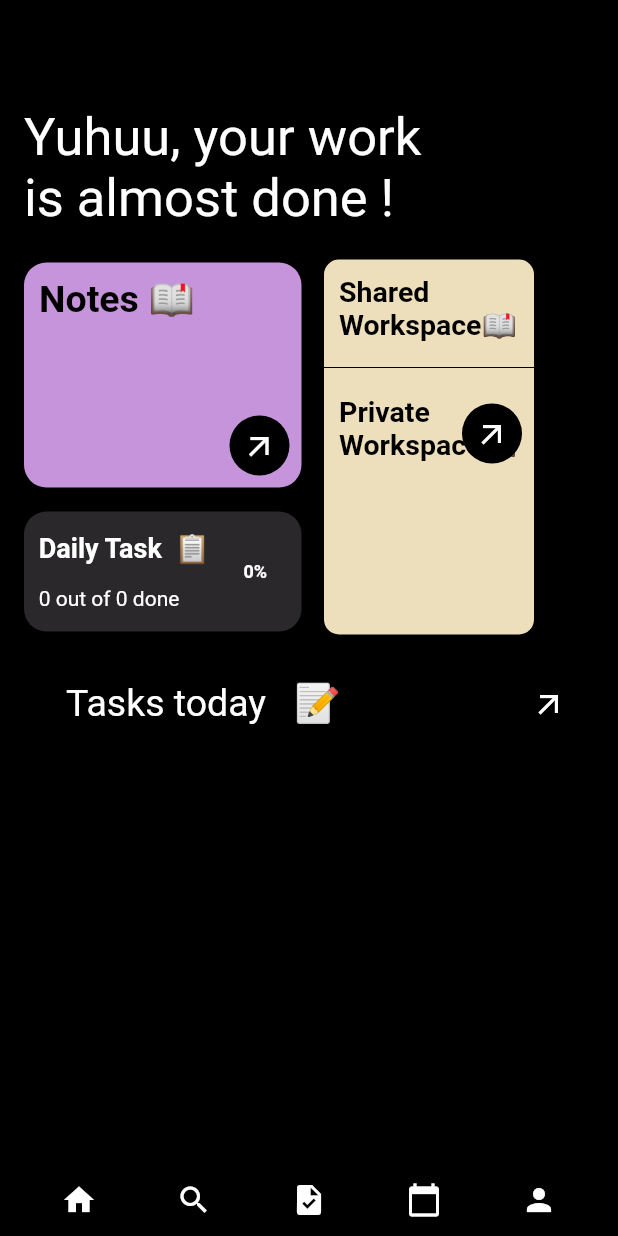
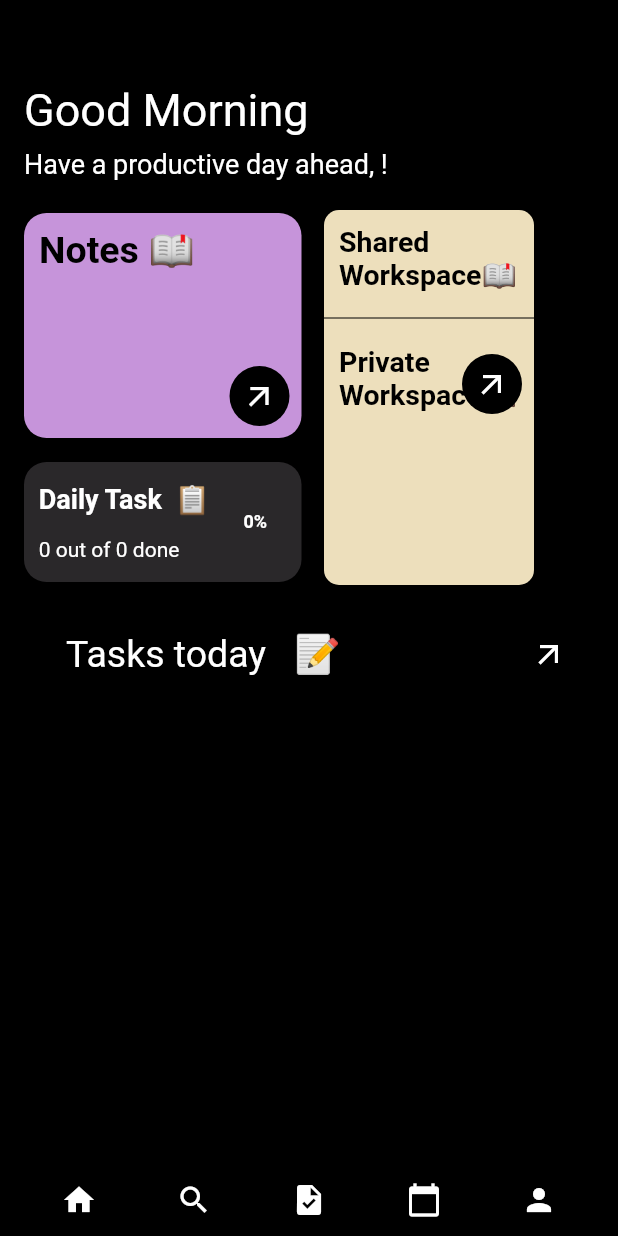
Before and after one commit to dev-shinde/Workspace, a Flutter app: the HomePage screen opened directly, on a phone screen of 412 x 824 dp. Run offline on Flutter 3.47's test engine with Material 2 defaults, Android fonts, the phone set to English and light mode, and no system bars; drawn by our look-alikes of percent_indicator; our stand-ins replace cloud_firestore, firebase_auth, firebase_core, firebase_storage, google_sign_in, table_calendar and 1 more; accounts and stored records are empty.

Commit message:
new commit

```diff
--- a/lib/pages/base.dart
+++ b/lib/pages/base.dart
@@ -1,4 +1,3 @@
-
 import 'package:cloud_firestore/cloud_firestore.dart';
 import 'package:firebase_auth/firebase_auth.dart';
 import 'package:flutter/material.dart';
@@ -105,15 +104,90 @@ class _HomePageState extends State<HomePage> {
                 child: Column(
                   crossAxisAlignment: CrossAxisAlignment.start,
                   children: [
+                    StreamBuilder<DocumentSnapshot>(
+                      stream: FirebaseFirestore.instance
+                          .collection('users')
+                          .doc(FirebaseAuth.instance.currentUser?.uid)
+                          .snapshots(),
+                      builder: (context, snapshot) {
+                        if (snapshot.hasData) {
+                          Map<String, dynamic>? userData =
+                          snapshot.data!.data() as Map<String, dynamic>?;
+
+                          if (userData != null) {
+                            String name = userData['name'];
+                            String greeting = '';
+                            String message = '';
+
+                            // Get the current time
+                            DateTime now = DateTime.now();
+
+                            // Get the start and end of the current day
+                            DateTime startOfDay = DateTime(now.year, now.month, now.day);
+                            DateTime endOfDay = DateTime(now.year, now.month, now.day, 23, 59, 59);
+
+                            // Check if there are any todos for the current day
+                            bool hasTodos = false;
+                            ref
+                                .where('date', isGreaterThanOrEqualTo: startOfDay, isLessThanOrEqualTo: endOfDay)
+                                .get()
+                                .then((querySnapshot) {
+                              hasTodos = querySnapshot.docs.any((doc) => doc['checked'] == true);
+                            });
+
+                            if (now.hour >= 0 && now.hour < 12) {
+                              // Morning
+                              greeting = 'Good Morning';
+                              if (hasTodos) {
+                                message = 'Congratulations, $name! You got a great head start for the day!';
+                              } else {
+                                message = 'Have a productive day ahead, $name!';
+                              }
+                            } else if (now.hour >= 12 && now.hour < 18) {
+                              // Afternoon
+                              greeting = 'Good Afternoon';
+                              if (hasTodos) {
+                                message = 'Congratulations, $name! You\'re making progress!';
+                              } else {
+                                message = "It's never too early nor too late, $name. Just start the work with full enthusiasm!";
+                              }
+                            } else {
+                              // Evening
+                              greeting = 'Good Evening';
+                              if (hasTodos) {
+                                message = 'Congratulations on completing a productive day, $name!';
+                              } else {
+                                message = 'Have a relaxing evening, $name!';
+                              }
+                            }
+
+                            return Column(
+                              crossAxisAlignment: CrossAxisAlignment.start,
+                              children: [
                                 Container(
-                      margin: EdgeInsets.only(top: 55),
+                                  margin: EdgeInsets.only(top: 40),
                                   child: Text(
-                        'Yuhuu, your work \nis almost done !',
+                                    greeting,
                                     style: TextStyle(
                                       color: Colors.white,
-                          fontSize: 35,
+                                      fontSize: 30,
                                     ),
                                   ),
+                                ),
+                                SizedBox(height: 8),
+                                Text(
+                                  message,
+                                  style: TextStyle(
+                                    color: Colors.white,
+                                    fontSize: 18,
+                                  ),
+                                ),
+                              ],
+                            );
+                          }
+                        }
+                        return SizedBox.shrink();
+                      },
                     ),
                     SizedBox(height: 20),
                     Row(
```
Lines whose indentation alone changed are shown as unchanged.
